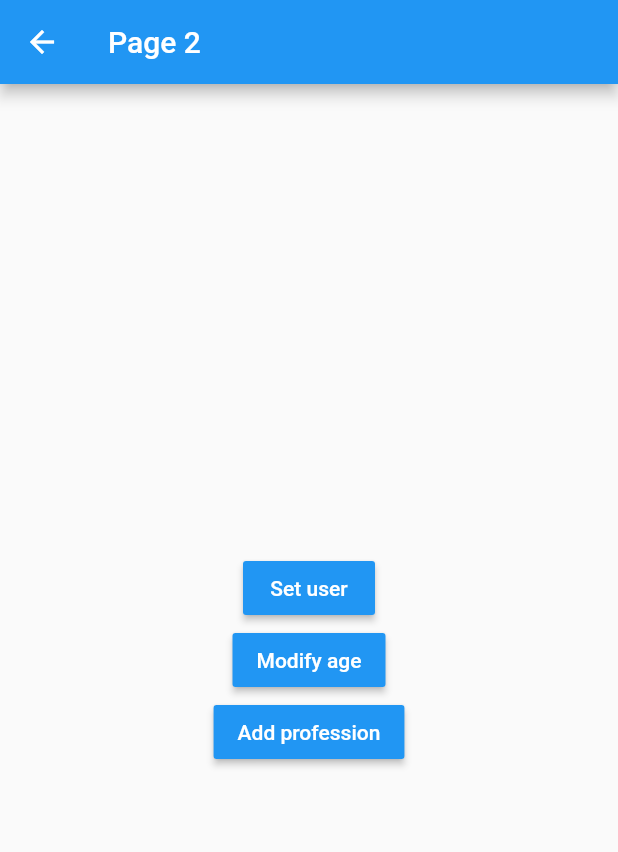
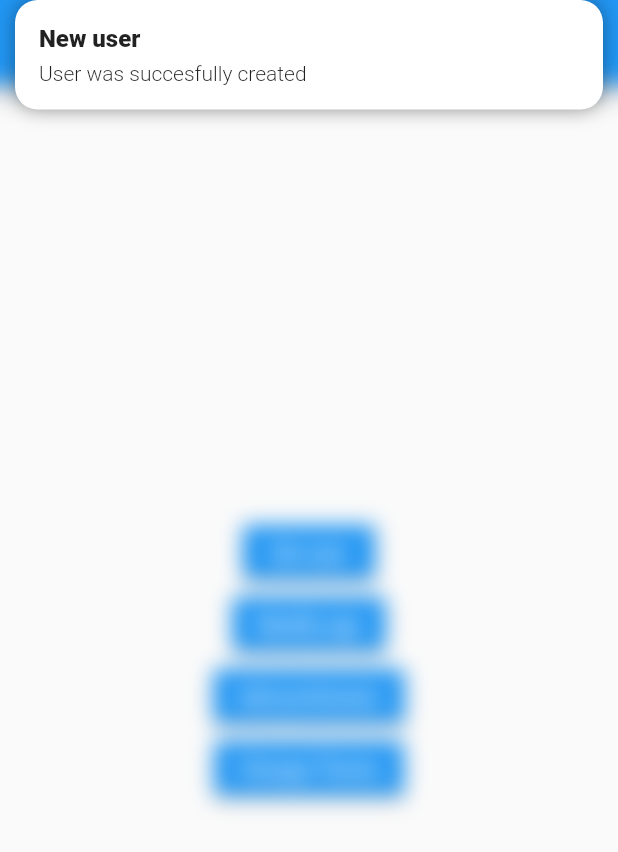
Before and after one commit to blessedmate/flutter-state-managers, a Flutter app: the Page2 screen opened by its route, after a tap on "Set user", on a phone screen of 412 x 824 dp. Shown: the top 852 px of the screen. Run offline on Flutter 3.47's test engine with Material 2 defaults, Android fonts, the phone set to English and light mode, and no system bars; our stand-ins replace get.

Commit message:
getx done

```diff
--- a/lib/controllers/user_controller.dart
+++ b/lib/controllers/user_controller.dart
@@ -4,6 +4,8 @@ import 'package:get/get.dart';
 class UserController extends GetxController {
   var userExists = false.obs;
   var user = User().obs;
+
+  int get professionsLength => user.value.professions.length;
 
   void loadUser(User pUser) {
     userExists.value = true;
@@ -15,4 +17,10 @@ class UserController extends GetxController {
       val!.age = age;
     });
   }
+
+  void addProfession(String profession) {
+    user.update((val) {
+      val!.professions = [...val.professions, profession];
+    });
+  }
 }
--- a/lib/pages/page1.dart
+++ b/lib/pages/page1.dart
@@ -57,9 +57,11 @@ class UserInfo extends StatelessWidget {
             'Professions',
             style: TextStyle(fontSize: 18, fontWeight: FontWeight.bold),
           ),
-          ListTile(title: Text('Profession 1')),
-          ListTile(title: Text('Profession 2')),
-          ListTile(title: Text('Profession 3')),
+          ...user.professions
+              .map((p) => ListTile(
+                    title: Text(p),
+                  ))
+              .toList()
         ],
       ),
     );
--- a/lib/pages/page2.dart
+++ b/lib/pages/page2.dart
@@ -24,6 +24,17 @@ class Page2 extends StatelessWidget {
               color: Colors.blue,
               onPressed: () {
                 userController.loadUser(User(name: 'Blessedmate', age: 21));
+                Get.snackbar(
+                  'New user',
+                  'User was succesfully created',
+                  backgroundColor: Colors.white,
+                  boxShadows: [
+                    const BoxShadow(
+                      color: Colors.black38,
+                      blurRadius: 10,
+                    ),
+                  ],
+                );
               },
             ),
             MaterialButton(
@@ -38,7 +49,19 @@ class Page2 extends StatelessWidget {
               child: const Text('Add profession',
                   style: TextStyle(color: Colors.white)),
               color: Colors.blue,
-              onPressed: () {},
+              onPressed: () {
+                userController.addProfession(
+                    'Profession #${userController.professionsLength + 1}');
+              },
+            ),
+            MaterialButton(
+              child: const Text('Change Theme',
+                  style: TextStyle(color: Colors.white)),
+              color: Colors.blue,
+              onPressed: () {
+                Get.changeTheme(
+                    Get.isDarkMode ? ThemeData.light() : ThemeData.dark());
+              },
             ),
           ],
         ),
```
